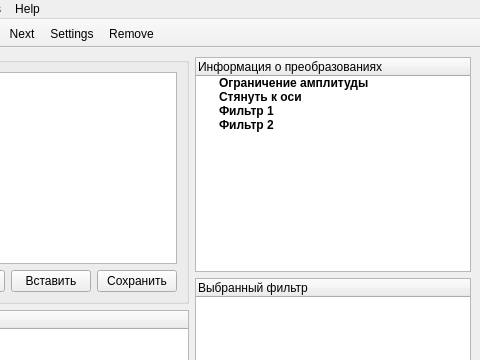
The window that mainwindow.ui (nikborovets/otl_10_pls) describes before a commit, drawn with Qt 5; both pictures show x 183 to 663 and y 0 to 360 of the 663 by 551 pixel window.
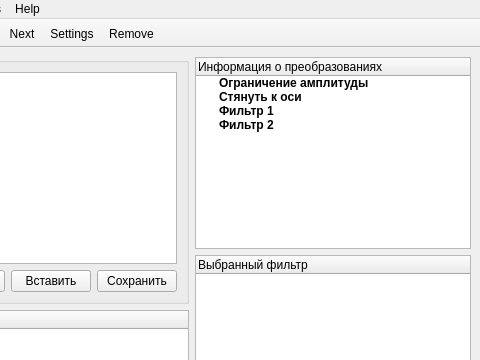
The same window after the commit. Icons and pictures are not drawn.

Commit message: По фигне, для интерфейса масштабирование сделал нужное

```diff
--- a/mainwindow.ui
+++ b/mainwindow.ui
@@ -73,8 +73,14 @@
           </property>
          </widget>
         </item>
-        <item row="0" column="0">
+        <item row="0" column="0" alignment="Qt::AlignTop">
          <widget class="QTreeWidget" name="filters_information">
+          <property name="maximumSize">
+           <size>
+            <width>16777215</width>
+            <height>206</height>
+           </size>
+          </property>
           <property name="layoutDirection">
            <enum>Qt::LeftToRight</enum>
           </property>
```
The commit also changes 1 other file.
